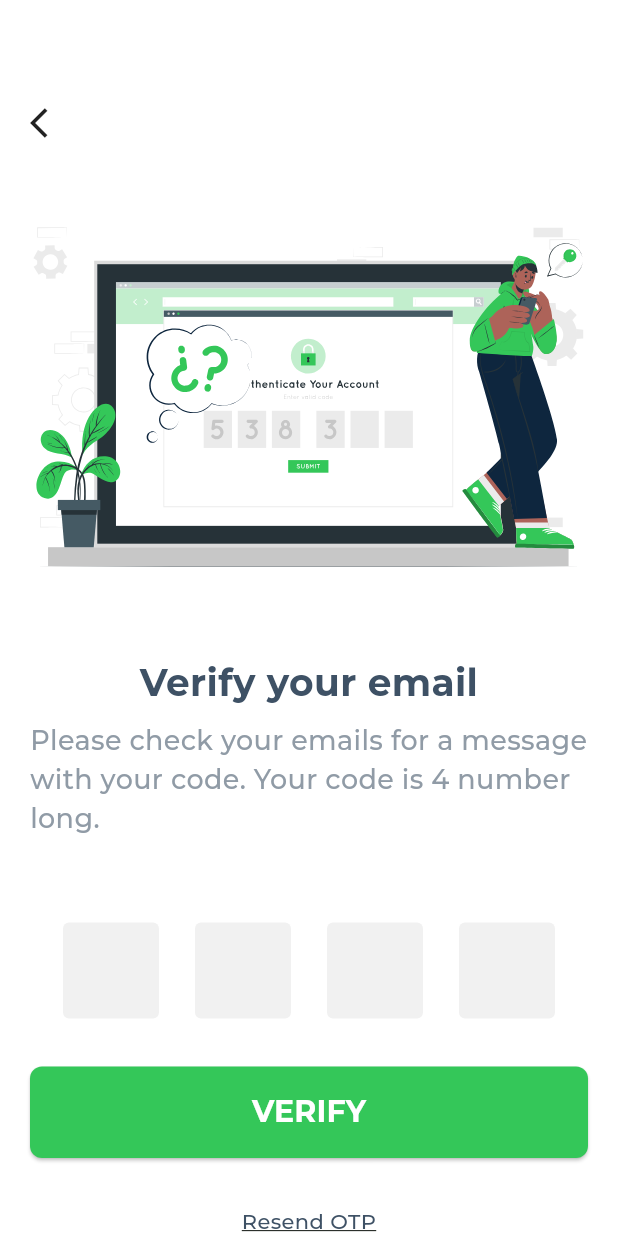
After one commit to mohamed-oraby10/prj1, a Flutter app: the VerifyEmailView screen opened directly, on a phone screen of 412 x 824 dp. The commit adds this screen. Run offline on Flutter 3.47's test engine with Material 3 defaults, Android fonts, the phone set to English and light mode, and no system bars; drawn by our look-alikes of pinput; our stand-ins replace flutter_svg, smooth_page_indicator.

Commit message:
Add forget password and email verification views with corresponding UI components
- Created ForgetPasswordView and VerifyEmailView classes for handling password recovery and email verification.
- Implemented ForgetPasswordViewBody and VerifyEmailViewBody widgets to manage the UI for each view.
- Added a PinEmail widget for inputting verification codes.
- Integrated navigation between views and included necessary assets and constants.

```diff
--- /dev/null
+++ b/lib/views/verify_email_view.dart
@@ -0,0 +1,11 @@
+import 'package:flutter/material.dart';
+import 'package:prj1/widgets/verify_email_view_body.dart';
+
+class VerifyEmailView extends StatelessWidget {
+  const new({super.key});
+
+  @override
+  Widget build(BuildContext context) {
+    return const Scaffold(body: VerifyEmailViewBody());
+  }
+}
--- a/lib/widgets/main_button.dart
+++ b/lib/widgets/main_button.dart
@@ -11,7 +11,7 @@ class MainButton extends StatelessWidget {
       onPressed: onTap,
       style: ElevatedButton.styleFrom(
         backgroundColor: kPrimaryColor,
-        shape: RoundedRectangleBorder(borderRadius: BorderRadius.circular(12)),
+        shape: RoundedRectangleBorder(borderRadius: BorderRadius.circular(8)),
       ),
       child: Padding(
         padding: EdgeInsets.symmetric(vertical: 16),
--- /dev/null
+++ b/lib/widgets/pin_email.dart
@@ -0,0 +1,64 @@
+import 'package:flutter/material.dart';
+import 'package:pinput/pinput.dart';
+import 'package:prj1/constants.dart';
+
+class PinEmail extends StatelessWidget {
+  const PinEmail({super.key, required this.onCompleted});
+  final ValueChanged<String> onCompleted;
+
+  @override
+  Widget build(BuildContext context) {
+    return Pinput(
+      onCompleted: onCompleted,
+      onChanged: (value) {
+        // if (value.length == 4) {
+        //   onCompleted(value);
+        // }
+      },
+      length: 4,
+      separatorBuilder: (index) => const SizedBox(width: 24),
+      defaultPinTheme: PinTheme(
+        textStyle: TextStyle(
+          fontSize: 24,
+          color: kTitleText,
+          fontWeight: FontWeight.w600,
+        ),
+        width: 64,
+        height: 64,
+        padding: EdgeInsets.symmetric(horizontal: 4),
+        decoration: BoxDecoration(
+          color: Color(0xffF1F1F1),
+          borderRadius: BorderRadius.circular(4),
+        ),
+      ),
+      focusedPinTheme: PinTheme(
+        textStyle: TextStyle(
+          fontSize: 24,
+          color: kTitleText,
+          fontWeight: FontWeight.w600,
+        ),
+        width: 64,
+        height: 64,
+        padding: EdgeInsets.symmetric(horizontal: 4),
+        decoration: BoxDecoration(
+          color: Color(0xffF1F1F1),
+          borderRadius: BorderRadius.circular(4),
+        ),
+      ),
+      submittedPinTheme: PinTheme(
+        textStyle: TextStyle(
+          fontSize: 24,
+          color: kTitleText,
+          fontWeight: FontWeight.w600,
+        ),
+        width: 64,
+        height: 64,
+        padding: EdgeInsets.symmetric(horizontal: 4),
+        decoration: BoxDecoration(
+          color: Color(0xffF1F1F1),
+          borderRadius: BorderRadius.circular(4),
+        ),
+      ),
+    );
+  }
+}
--- /dev/null
+++ b/lib/widgets/verify_email_view_body.dart
@@ -0,0 +1,68 @@
+import 'package:flutter/material.dart';
+import 'package:flutter_svg/svg.dart';
+import 'package:prj1/constants.dart';
+import 'package:prj1/widgets/main_button.dart';
+import 'package:prj1/widgets/pin_email.dart';
+
+class VerifyEmailViewBody extends StatelessWidget {
+  const new({super.key});
+
+  @override
+  Widget build(BuildContext context) {
+    return SingleChildScrollView(
+      padding: EdgeInsets.symmetric(horizontal: 20),
+      child: Column(
+        crossAxisAlignment: CrossAxisAlignment.start,
+        children: [
+          SizedBox(height: 70),
+          GestureDetector(
+            onTap: () {
+              Navigator.pop(context);
+            },
+            child: Icon(Icons.arrow_back_ios),
+          ),
+          SizedBox(height: 4),
+          SvgPicture.asset('assets/images/welcome bace with image.svg'),
+          SizedBox(height: 24),
+          Center(
+            child: Text(
+              'Verify your email',
+              style: const TextStyle(
+                fontSize: 25,
+                fontWeight: FontWeight.bold,
+                color: kTitleText,
+              ),
+              textAlign: TextAlign.center,
+            ),
+          ),
+          SizedBox(height: 8),
+          Text(
+            'Please check your emails for a message with your code. Your code is 4 number long.',
+            style: const TextStyle(
+              fontSize: 18,
+              fontWeight: FontWeight.w500,
+              color: kDescText,
+            ),
+          ),
+          SizedBox(height: 56),
+          Center(child: PinEmail(onCompleted: (value) {})),
+          SizedBox(height: 32),
+          MainButton(text: 'VERIFY', onTap: () {}),
+          SizedBox(height: 32),
+          Center(
+            child: Text(
+              'Resend OTP',
+              style: TextStyle(
+                fontSize: 14,
+                color: kTitleText,
+                fontWeight: FontWeight.w500,
+                decoration: TextDecoration.underline,
+              ),
+              textAlign: TextAlign.center,
+            ),
+          ),
+        ],
+      ),
+    );
+  }
+}
--- a/pubspec.yaml
+++ b/pubspec.yaml
@@ -36,6 +36,7 @@ dependencies:
   cupertino_icons: ^1.0.8
   flutter_svg: ^2.3.0
   smooth_page_indicator: ^3.0.0
+  pinput: ^6.0.1
 
 dev_dependencies:
   flutter_test:
```
Also changed, not shown: lib/views/forget_password_view.dart (added, +11 -0 lines), lib/widgets/forget_password_view_body.dart (added, +120 -0 lines), lib/widgets/login_view_body.dart (+12 -1 lines), assets/images/Verified-pana 1.svg (added), assets/images/mdi_gmail.svg (added), assets/images/welcome bace with image.svg (added), pubspec.lock.
